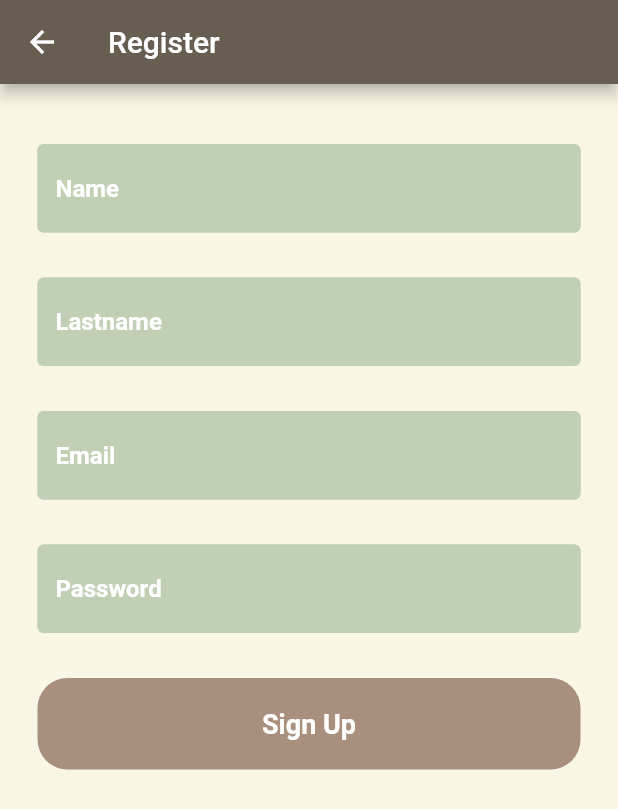
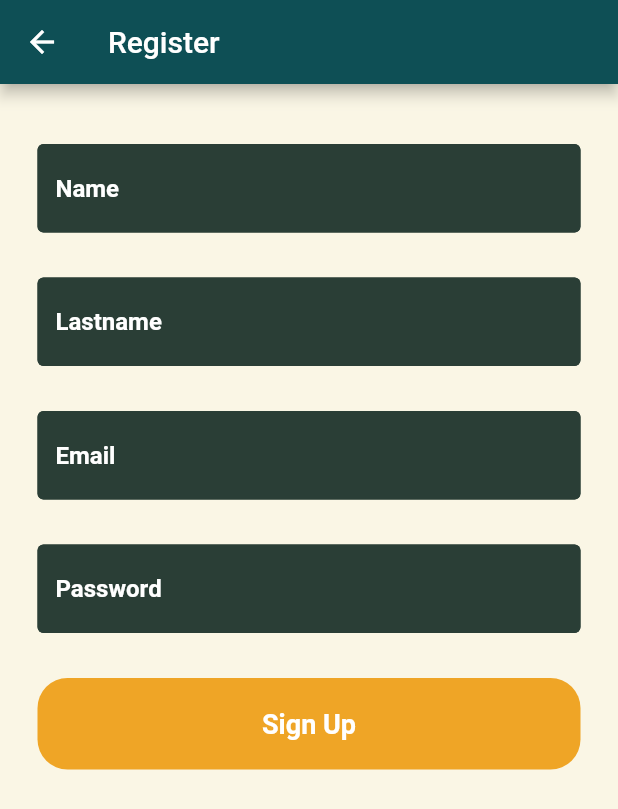
Before and after one commit to mmarchu/Earthworms-SmartFarm, a Flutter app: the screen it shows after launch, after a tap on "Register", on a phone screen of 412 x 824 dp. Shown: the top 809 px of the screen. Run offline on Flutter 3.47's test engine with Material 2 defaults, Android fonts, the phone set to English and light mode, and no system bars.

Commit message:
ไม่มีอะไรเพิ่มเติม
กูจำไม่ได้!!!!!!

```diff
--- a/earthworms/lib/FirstP/LoginPage.dart
+++ b/earthworms/lib/FirstP/LoginPage.dart
@@ -1,7 +1,7 @@
 import 'package:earthworms/FirstP/RegisterPage.dart';
 import 'package:earthworms/MainFunc/homepage.dart';
 import 'package:flutter/material.dart';
-import 'package:http/http.dart' as http;
+//import 'package:http/http.dart' as http;
 import 'package:flutter/services.dart';
 
 // ignore: must_be_immutable
@@ -14,25 +14,24 @@ class LoginPage extends StatelessWidget {
   TextEditingController emailController = TextEditingController();
   TextEditingController passwordController = TextEditingController();
 
-  void _LohinFunc() async {
-    String email = emailController.text;
-    String password = passwordController.text;
-  }
+  // void _LohinFunc() async {
+  //   String email = emailController.text;
+  //   String password = passwordController.text;
+  // }
 
   @override
   Widget build(BuildContext context) {
-    final isKeyboard = MediaQuery.of(context).viewInsets.bottom != 0;
+    //final isKeyboard = MediaQuery.of(context).viewInsets.bottom != 0;
     return AnnotatedRegion<SystemUiOverlayStyle>(
         value: SystemUiOverlayStyle.dark,
         child: Scaffold(
-          backgroundColor: const Color.fromRGBO(250, 246, 229, 1),
+          backgroundColor:  Color.fromRGBO(250, 246, 229, 1),
           body: SafeArea(
-              child: Center(
+              child: Container(
+                child: SingleChildScrollView(
             child: Column(
-              children: <Widget>[
-                const SizedBox(height: 1),
-                if (!isKeyboard)
-
+              children:[
+                //const SizedBox(height: 1),
                   //logo
                   Image.asset("images/EarthwormIcon.png",
                       height: 250, width: 250),
@@ -54,19 +53,17 @@ class LoginPage extends StatelessWidget {
                   child: TextFormField(
                     controller: emailController,
                     obscureText: false,
-                    validator: (value) {
-                      if (value == null || value.isEmpty) {
-                        return 'Please enter your Email';
-                      }
-                      return null;
-                    },
+                    style: TextStyle(
+                      fontWeight: FontWeight.bold,
+                      color: Colors.white
+                    ),
                     decoration: const InputDecoration(
                       enabledBorder: OutlineInputBorder(
                         borderSide: BorderSide(color: Color.fromRGBO(17, 41, 34, 0.9)),
                       ),
                       focusedBorder: OutlineInputBorder(
                           borderSide: BorderSide(color: Colors.white)),
-                      fillColor: Color.fromRGBO(17, 41, 34, 0.9),
+                      fillColor: Color.fromRGBO(42, 62, 54, 1),
                       filled: true,
                       hintText: 'Email',
                       hintStyle: TextStyle(
@@ -82,19 +79,17 @@ class LoginPage extends StatelessWidget {
                   child: TextFormField(
                     controller: passwordController,
                     obscureText: true,
-                    validator: (value) {
-                      if (value == null || value.isEmpty) {
-                        return 'Please enter your Password';
-                      }
-                      return null;
-                    },
+                    style: TextStyle(
+                      fontWeight: FontWeight.bold,
+                      color: Colors.white
+                    ),
                     decoration: const InputDecoration(
                       enabledBorder: OutlineInputBorder(
                         borderSide: BorderSide(color: Color.fromRGBO(17, 41, 34, 0.9)),
                       ),
                       focusedBorder: OutlineInputBorder(
                           borderSide: BorderSide(color: Colors.white)),
-                      fillColor: Color.fromRGBO(17, 41, 34, 0.9),
+                      fillColor: Color.fromRGBO(42, 62, 54, 1),
                       filled: true,
                       hintText: 'Password',
                       hintStyle: TextStyle(
@@ -146,7 +141,7 @@ class LoginPage extends StatelessWidget {
                     padding: const EdgeInsets.all(20),
                     margin: const EdgeInsets.symmetric(horizontal: 25),
                     decoration: BoxDecoration(
-                        color: const Color.fromRGBO(239, 165, 38, 1),
+                        color: Color.fromRGBO(239, 165, 38, 1),
                         borderRadius: BorderRadius.circular(20)),
                     child: const Center(
                       child: Text(
@@ -162,6 +157,6 @@ class LoginPage extends StatelessWidget {
               ],
             ),
           )),
-        ));
+        )));
   }
 }
--- a/earthworms/lib/FirstP/RegisterPage.dart
+++ b/earthworms/lib/FirstP/RegisterPage.dart
@@ -1,6 +1,6 @@
-import 'dart:convert';
-import 'dart:io';
-import 'package:http/http.dart' as http;
+// import 'dart:convert';
+// import 'dart:io';
+// import 'package:http/http.dart' as http;
 import 'package:flutter/material.dart';
 import 'package:flutter/services.dart';
 
@@ -13,32 +13,6 @@ class RegisterPage extends StatelessWidget {
   var emailController = TextEditingController();
   var passwordController = TextEditingController();
 
-  // Future register() async {
-  //   var URL = 'http://http://127.0.0.1:3306/testDatabase/insert.php';
-  //   final Uri url = Uri.parse(URL);
-  //   var myReq = {};
-  //   myReq['surename'] = nameController;
-  //   myReq['lastname'] = lastnameController;
-  //   myReq['email'] = emailController;
-  //   myReq['password'] = passwordController;
-  //   String jsonReq = jsonEncode(myReq);
-  //   var response = await http.post(url,
-  //       body: jsonReq,
-  //       headers: {HttpHeaders.contentTypeHeader: 'application/json'});
-  //   if (response.statusCode == 200) {
-  //     var msg = jsonDecode(response.body);
-  //     print(msg);
-  //     if (msg["status"] == "Success") {
-  //       print('Register success');
-  //       //Navigator.pop(context);
-  //     } else {
-  //       print('Format Error');
-  //     }
-  //   } else {
-  //     print('Error');
-  //   }
-  // }
-
   @override
   Widget build(BuildContext context) {
     return  AnnotatedRegion<SystemUiOverlayStyle>(
@@ -46,11 +20,12 @@ class RegisterPage extends StatelessWidget {
       child: Scaffold(
       appBar: AppBar(
         title: const Text("Register"),
-        backgroundColor: const Color(0xff675D50),
+        backgroundColor: Color(0xff0e4f55),
       ),
       backgroundColor: Color.fromRGBO(250, 246, 229, 1),
       body: SafeArea(
-          child: Center(
+          child: Container(
+            child: SingleChildScrollView(
         child: Column(children: [
           const SizedBox(height: 40),
 
@@ -60,12 +35,16 @@ class RegisterPage extends StatelessWidget {
             child: TextFormField(
               controller: nameController,
               obscureText: false,
+              style: TextStyle(
+                fontWeight: FontWeight.bold,
+                color: Colors.white
+              ),
               decoration: const InputDecoration(
                 enabledBorder: OutlineInputBorder(
-                    borderSide: BorderSide(color: Color(0xffC1D0B5))),
+                    borderSide: BorderSide(color: Color.fromRGBO(42, 62, 54, 1))),
                 focusedBorder: OutlineInputBorder(
                     borderSide: BorderSide(color: Colors.white)),
-                fillColor: Color(0xffC1D0B5),
+                fillColor: Color.fromRGBO(42, 62, 54, 1),
                 filled: true,
                 hintText: "Name",
                 hintStyle:
@@ -81,12 +60,16 @@ class RegisterPage extends StatelessWidget {
             child: TextFormField(
               controller: lastnameController,
               obscureText: false,
+              style: TextStyle(
+                fontWeight: FontWeight.bold,
+                color: Colors.white
+              ),
               decoration: const InputDecoration(
                 enabledBorder: OutlineInputBorder(
-                    borderSide: BorderSide(color: Color(0xffC1D0B5))),
+                    borderSide: BorderSide(color: Color.fromRGBO(42, 62, 54, 1))),
                 focusedBorder: OutlineInputBorder(
                     borderSide: BorderSide(color: Colors.white)),
-                fillColor: Color(0xffC1D0B5),
+                fillColor: Color.fromRGBO(42, 62, 54, 1),
                 filled: true,
                 hintText: "Lastname",
                 hintStyle:
@@ -102,12 +85,16 @@ class RegisterPage extends StatelessWidget {
             child: TextFormField(
               controller: emailController,
               obscureText: false,
+              style: TextStyle(
+                fontWeight: FontWeight.bold,
+                color: Colors.white
+              ),
               decoration: const InputDecoration(
                 enabledBorder: OutlineInputBorder(
-                    borderSide: BorderSide(color: Color(0xffC1D0B5))),
+                    borderSide: BorderSide(color: Color.fromRGBO(42, 62, 54, 1))),
                 focusedBorder: OutlineInputBorder(
                     borderSide: BorderSide(color: Colors.white)),
-                fillColor: Color(0xffC1D0B5),
+                fillColor: Color.fromRGBO(42, 62, 54, 1),
                 filled: true,
                 hintText: "Email",
                 hintStyle:
@@ -123,12 +110,16 @@ class RegisterPage extends StatelessWidget {
             child: TextFormField(
               controller: passwordController,
               obscureText: true,
+              style: TextStyle(
+                fontWeight: FontWeight.bold,
+                color: Colors.white
+              ),
               decoration: const InputDecoration(
                 enabledBorder: OutlineInputBorder(
-                    borderSide: BorderSide(color: Color(0xffC1D0B5))),
+                    borderSide: BorderSide(color: Color.fromRGBO(42, 62, 54, 1))),
                 focusedBorder: OutlineInputBorder(
                     borderSide: BorderSide(color: Colors.white)),
-                fillColor: Color(0xffC1D0B5),
+                fillColor: Color.fromRGBO(42, 62, 54, 1),
                 filled: true,
                 hintText: "Password",
                 hintStyle:
@@ -150,7 +141,7 @@ class RegisterPage extends StatelessWidget {
               padding: const EdgeInsets.all(20),
               margin: const EdgeInsets.symmetric(horizontal: 25),
               decoration: BoxDecoration(
-                color: const Color(0xffA9907E),
+                color: Color.fromRGBO(239, 165, 38, 1),
                 borderRadius: BorderRadius.circular(20),
               ),
               child: const Center(
@@ -166,6 +157,6 @@ class RegisterPage extends StatelessWidget {
           )
         ]),
       )),
-    ));
+    )));
   }
 }
--- a/earthworms/lib/MainFunc/MyprofilePage.dart
+++ b/earthworms/lib/MainFunc/MyprofilePage.dart
@@ -15,7 +15,7 @@ class MyprofilePage extends StatelessWidget {
             children: [
               Padding(
                 padding:
-                    const EdgeInsets.symmetric(horizontal: 25, vertical: 10),
+                    const EdgeInsets.symmetric(horizontal: 25),
                 child: IconButton(
                     onPressed: () {
                       Navigator.pop(context);
--- a/earthworms/lib/main.dart
+++ b/earthworms/lib/main.dart
@@ -5,10 +5,15 @@ import 'package:earthworms/MainFunc/MyprofilePage.dart';
 import 'package:earthworms/MainFunc/homepage.dart';
 import 'package:flutter/material.dart';
 
-
 void main() {
   runApp(const MyApp());
 }
+
+ class MainColors{
+    final GreenTextFieldANDmainButton = Color.fromRGBO(42, 62, 54, 1);
+    final Yellow = Color.fromRGBO(239, 165, 38, 1);
+    final GreenText = Color(0xff0e4f55);
+  }
 
 class MyApp extends StatelessWidget {
   const MyApp({super.key});
@@ -19,10 +24,10 @@ class MyApp extends StatelessWidget {
     return MaterialApp(
       routes: {
         '/home': (context) => homepage(),
-        '/password': (context) => ChangePassPage(),
-        '/profile':(context) =>  MyprofilePage(),
-        '/login':(context) => LoginPage(),
-        '/regis':(context) => RegisterPage()
+       // '/password': (context) => ChangePassPage(),
+        '/profile': (context) => MyprofilePage(),
+        '/login': (context) => LoginPage(),
+        '/regis': (context) => RegisterPage()
       },
       debugShowCheckedModeBanner: false,
       home: LoginPage(),
--- a/earthworms/pubspec.yaml
+++ b/earthworms/pubspec.yaml
@@ -32,9 +32,8 @@ dependencies:
     sdk: flutter
 
   http: ^1.0.0
-  # The following adds the Cupertino Icons font to your application.
-  # Use with the CupertinoIcons class for iOS style icons.
   cupertino_icons: ^1.0.2
+  #url_launcher: ^6.1.12
   #image_picker: ^1.0.0
 
 dev_dependencies:
@@ -77,6 +76,7 @@ flutter:
      - images/water-pump.png #
      - images/water-pump-1.png
      - images/EarthwormLogo.jpg #
+     - images/StatsIcons.png
   # An image asset can refer to one or more resolution-specific "variants", see
   # https://flutter.dev/assets-and-images/#resolution-aware
 
```
Also changed, not shown: earthworms/lib/MainFunc/ChangePassPage.dart (+40 -18 lines), earthworms/lib/MainFunc/WebViewPage.dart (added, +23 -0 lines), earthworms/lib/MainFunc/homepage.dart (+84 -26 lines), earthworms/images/StatsIcons.png (added), earthworms/pubspec.lock, 2 other files.
